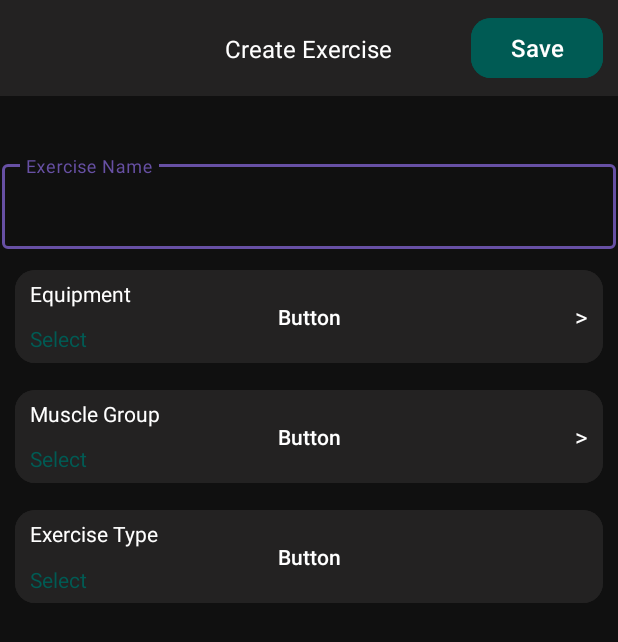
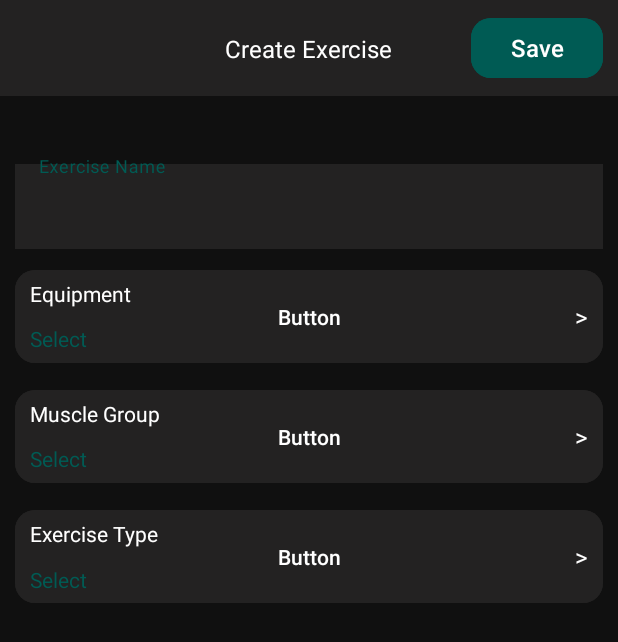
Before and after one commit to Wmatistic/cs3443project_fvk718, an Android app: the AddExerciseActivity screen opened directly, with no data from a screen before it, on a phone screen of 412 x 824 dp. Shown: the top 642 px of the screen. Run offline under Robolectric (Android 15) with nearby library versions, the phone set to English and light mode, and no system bars.

```diff
--- a/app/src/main/java/edu/utsa/cs3443/cs3443project_fvk718/AddExerciseActivity.java
+++ b/app/src/main/java/edu/utsa/cs3443/cs3443project_fvk718/AddExerciseActivity.java
@@ -1,6 +1,9 @@
 package edu.utsa.cs3443.cs3443project_fvk718;
 
+import android.content.Intent;
 import android.os.Bundle;
+import android.widget.Button;
+import android.widget.TextView;
 
 import androidx.activity.EdgeToEdge;
 import androidx.appcompat.app.AppCompatActivity;
@@ -10,7 +13,18 @@ import androidx.core.view.WindowInsetsCompat;
 
 import com.google.android.material.textfield.TextInputLayout;
 
+import java.util.Objects;
+
+import edu.utsa.cs3443.cs3443project_fvk718.model.Exercise;
+import edu.utsa.cs3443.cs3443project_fvk718.model.Workout;
+
 public class AddExerciseActivity extends AppCompatActivity {
+
+    private String equipment = "";
+    private String muscleGroup = "";
+    private String exerciseType = "";
+
+    private Workout workout;
 
     @Override
     protected void onCreate(Bundle savedInstanceState) {
@@ -23,7 +37,67 @@ public class AddExerciseActivity extends AppCompatActivity {
             return insets;
         });
 
+        Intent callingIntent = getIntent();
+        workout = (Workout) callingIntent.getSerializableExtra("Workout");
+
         TextInputLayout exerciseName = findViewById(R.id.exerciseNameInput);
 
+        Button equipmentButton = findViewById(R.id.equipmentButton);
+        TextView equipmentSelectedText = findViewById(R.id.equipmentSelectedText);
+
+        Button muscleGroupButton = findViewById(R.id.muscleGroupButton);
+        TextView muscleGroupSelectedText = findViewById(R.id.muscleGroupSelectedText);
+
+        Button exerciseTypeButton = findViewById(R.id.exerciseTypeButton);
+        TextView exerciseSelectedText = findViewById(R.id.exerciseSelectedText);
+
+        Button saveButton = findViewById(R.id.saveButton);
+
+        equipmentButton.setOnClickListener(view -> {
+            equipmentSelectedText.setError(null);
+
+            equipment = "Barbell";
+
+            equipmentSelectedText.setText(equipment);
+        });
+
+        muscleGroupButton.setOnClickListener(view -> {
+            muscleGroupSelectedText.setError(null);
+
+            muscleGroup = "Legs";
+
+            muscleGroupSelectedText.setText(muscleGroup);
+        });
+
+        exerciseTypeButton.setOnClickListener(view -> {
+            exerciseSelectedText.setError(null);
+
+            exerciseType = "Weight And Reps";
+
+            exerciseSelectedText.setText(exerciseType);
+        });
+
+        Intent intent = new Intent(AddExerciseActivity.this, WorkoutActivity.class);
+        saveButton.setOnClickListener(view -> {
+            if (Objects.requireNonNull(exerciseName.getEditText()).getText().toString().isEmpty()) {
+                exerciseName.setError("Exercise Name");
+            }
+            if (equipment.isEmpty()) {
+                equipmentSelectedText.setError("Equipment");
+            }
+            if (muscleGroup.isEmpty()) {
+                muscleGroupSelectedText.setError("Muscle Group");
+            }
+            if (exerciseType.isEmpty()) {
+                exerciseSelectedText.setError("Exercise Type");
+            }
+
+            if (!(Objects.requireNonNull(exerciseName.getEditText()).getText().toString().isEmpty() && equipment.isEmpty() && muscleGroup.isEmpty() && exerciseType.isEmpty())) {
+                workout.addExercise(new Exercise(Objects.requireNonNull(exerciseName.getEditText()).getText().toString(), 0, equipment, muscleGroup, exerciseType));
+
+                intent.putExtra("Workout", workout);
+                startActivity(intent);
+            }
+        });
     }
 }
--- a/app/src/main/java/edu/utsa/cs3443/cs3443project_fvk718/MainActivity.java
+++ b/app/src/main/java/edu/utsa/cs3443/cs3443project_fvk718/MainActivity.java
@@ -22,7 +22,6 @@ public class MainActivity extends AppCompatActivity {
 
     private Routines routines;
     private Intent workoutIntent;
-    private int workoutPosition;
 
     @Override
     protected void onCreate(Bundle savedInstanceState) {
@@ -41,7 +40,7 @@ public class MainActivity extends AppCompatActivity {
 
         Button emptyWorkout = findViewById(R.id.emptyWorkoutButton);
         emptyWorkout.setOnClickListener(view -> {
-            workoutIntent.putExtra("Workout", new Workout(MainActivity.this));
+            workoutIntent.putExtra("Workout", new Workout());
             startActivity(workoutIntent);
         });
 
@@ -55,7 +54,6 @@ public class MainActivity extends AppCompatActivity {
 
         RoutineListAdapter adapter = new RoutineListAdapter(this, routineNames, routines);
         listView.setAdapter(adapter);
-
     }
 
     private void loadRoutines() {
--- a/app/src/main/java/edu/utsa/cs3443/cs3443project_fvk718/model/RoutineListAdapter.java
+++ b/app/src/main/java/edu/utsa/cs3443/cs3443project_fvk718/model/RoutineListAdapter.java
@@ -45,7 +45,6 @@ public class RoutineListAdapter extends ArrayAdapter<String> {
         routineButton.setText("");
 
         Intent intent = new Intent(context, WorkoutActivity.class);
-
         startWorkoutButton.setOnClickListener(view -> {
             intent.putExtra("Workout", routines.getWorkouts().get(position));
             context.startActivity(intent);
--- a/app/src/main/java/edu/utsa/cs3443/cs3443project_fvk718/model/Workout.java
+++ b/app/src/main/java/edu/utsa/cs3443/cs3443project_fvk718/model/Workout.java
@@ -15,7 +15,7 @@ public class Workout implements Serializable {
     private String name;
     private ArrayList<Exercise> exercises;
 
-    public Workout (MainActivity activity) {
+    public Workout () {
         this.name = "New Workout";
         this.exercises = new ArrayList<>();
     }
--- a/app/src/main/res/layout/activity_add_exercise.xml
+++ b/app/src/main/res/layout/activity_add_exercise.xml
@@ -46,11 +46,19 @@
 
     <com.google.android.material.textfield.TextInputLayout
         android:id="@+id/exerciseNameInput"
-        android:layout_width="409dp"
+        android:layout_width="0dp"
         android:layout_height="wrap_content"
         android:layout_marginStart="10dp"
         android:layout_marginTop="40dp"
         android:layout_marginEnd="10dp"
+        android:textColorHint="#005B54"
+        app:boxCornerRadiusBottomEnd="20px"
+        app:boxCornerRadiusBottomStart="20px"
+        app:boxCornerRadiusTopEnd="20px"
+        app:boxCornerRadiusTopStart="20px"
+        app:cursorColor="#005B54"
+        app:helperTextTextColor="#005B54"
+        app:hintTextColor="#005B54"
         app:layout_constraintEnd_toEndOf="parent"
         app:layout_constraintStart_toStartOf="parent"
         app:layout_constraintTop_toBottomOf="@+id/toolbar3">
@@ -59,7 +67,10 @@
             android:id="@+id/exerciseNameInputText"
             android:layout_width="match_parent"
             android:layout_height="wrap_content"
-            android:hint="Exercise Name" />
+            android:background="#232222"
+            android:hint="Exercise Name"
+            android:textColor="#FFFFFFFF"
+            android:textColorLink="@android:color/transparent" />
     </com.google.android.material.textfield.TextInputLayout>
 
     <Button
@@ -155,6 +166,18 @@
         app:layout_constraintTop_toTopOf="@+id/muscleGroupButton" />
 
     <TextView
+        android:id="@+id/rightArrowTextView3"
+        android:layout_width="wrap_content"
+        android:layout_height="wrap_content"
+        android:layout_marginEnd="10dp"
+        android:text=">"
+        android:textColor="#FFFFFFFF"
+        android:textSize="16sp"
+        app:layout_constraintBottom_toBottomOf="@+id/exerciseTypeButton"
+        app:layout_constraintEnd_toEndOf="@+id/exerciseTypeButton"
+        app:layout_constraintTop_toTopOf="@+id/exerciseTypeButton" />
+
+    <TextView
         android:id="@+id/equipmentText"
         android:layout_width="wrap_content"
         android:layout_height="wrap_content"
@@ -195,7 +218,7 @@
         app:layout_constraintTop_toBottomOf="@+id/muscleGroupText" />
 
     <TextView
-        android:id="@+id/muscleGroupSelectedText2"
+        android:id="@+id/exerciseSelectedText"
         android:layout_width="wrap_content"
         android:layout_height="wrap_content"
         android:layout_marginStart="10dp"
```
Also changed, not shown: app/src/main/java/edu/utsa/cs3443/cs3443project_fvk718/WorkoutActivity.java (+8 -7 lines), app/src/main/res/layout/activity_workout.xml (+13 -0 lines).
